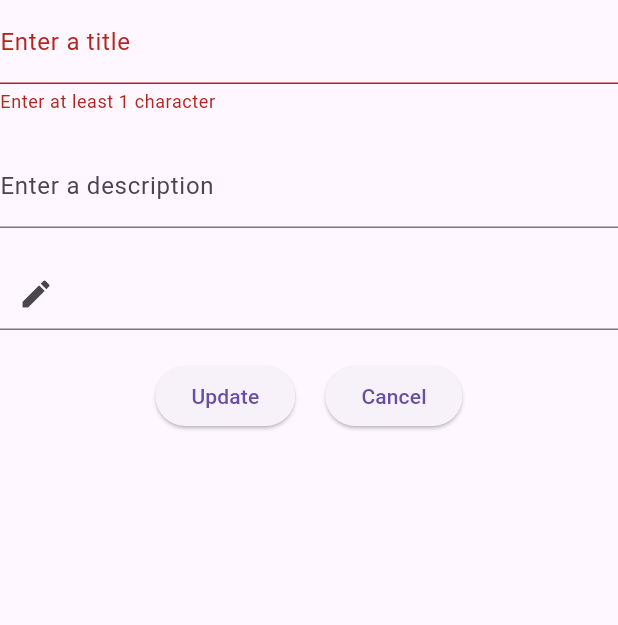
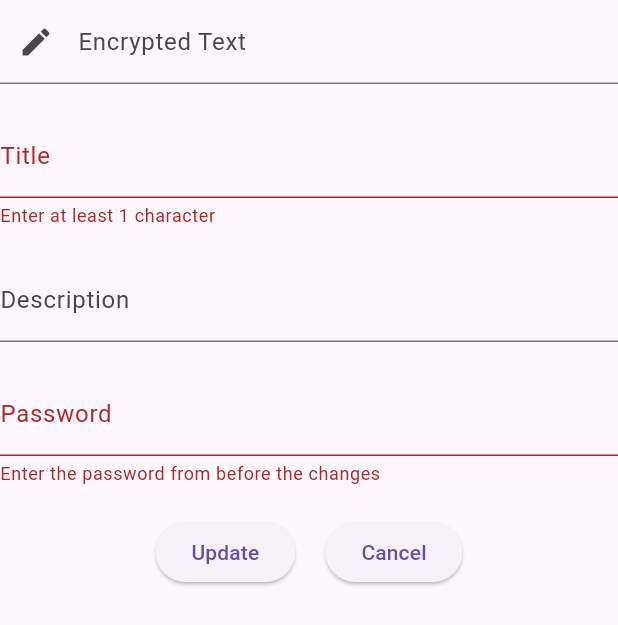
Before and after one commit to willotavio/enc-flutter, a Flutter app: the EditEncryptedText widget shown alone on an empty page, opened directly with empty values, after a tap on "Update", on a phone screen of 412 x 824 dp. Shown: the top 625 px of the screen. Run offline on Flutter 3.47's test engine with Material 3 defaults, Android fonts, the phone set to English and light mode, and no system bars; our stand-ins replace sqflite; missing offline and left inert: pointycastle; accounts and stored records are empty.

Commit message:
Add password validation in EditEncryptedText

```diff
--- a/lib/widgets/encrypted_texts/edit_encrypted_text.dart
+++ b/lib/widgets/encrypted_texts/edit_encrypted_text.dart
@@ -1,3 +1,4 @@
+import 'package:enc_flutter/services/cryptographer/cryptographer.dart';
 import 'package:enc_flutter/services/encrypted_text/encrypted_text.dart';
 import 'package:enc_flutter/services/encrypted_text/encrypted_text_service.dart';
 import 'package:enc_flutter/widgets/encryption/encrypt_text_form.dart';
@@ -12,9 +13,10 @@ class EditEncryptedText extends StatefulWidget {
 }
 
 class _EditEncryptedTextState extends State<EditEncryptedText> {
+  TextEditingController _encryptedText = TextEditingController();
   TextEditingController _title = TextEditingController();
   TextEditingController _description = TextEditingController();
-  TextEditingController _encryptedText = TextEditingController();
+  TextEditingController _password = TextEditingController();
   var _formKey = GlobalKey<FormState>();
 
   @override
@@ -36,29 +38,8 @@ class _EditEncryptedTextState extends State<EditEncryptedText> {
           mainAxisAlignment: MainAxisAlignment.center,
           children: [
             TextFormField(
-              validator: (String ? value) {
-                if(value == null || value.isEmpty) {
-                  return "Enter at least 1 character";
-                }
-                return null;
-              },
-              controller: _title,
               decoration: InputDecoration(
-                labelText: "Enter a title",
-              ),
-            ),
-            SizedBox(height: 20),
-            TextFormField(
-              controller: _description,
-              decoration: InputDecoration(
-                labelText: "Enter a description",
-              ),
-            ),
-            SizedBox(height: 20),
-            Wrap(
-              children: [
-                TextFormField(
-                  decoration: InputDecoration(
+                labelText: "Encrypted Text",
                 prefixIcon: IconButton(
                   onPressed: () {
                     showDialog(
@@ -87,7 +68,39 @@ class _EditEncryptedTextState extends State<EditEncryptedText> {
               controller: _encryptedText,
               readOnly: true,
             ),
-              ],
+            SizedBox(height: 20,),
+            TextFormField(
+              validator: (String ? value) {
+                if(value == null || value.isEmpty) {
+                  return "Enter at least 1 character";
+                }
+                return null;
+              },
+              controller: _title,
+              decoration: InputDecoration(
+                labelText: "Title",
+              ),
+            ),
+            SizedBox(height: 20),
+            TextFormField(
+              controller: _description,
+              decoration: InputDecoration(
+                labelText: "Description",
+              ),
+            ),
+            SizedBox(height: 20),
+            TextFormField(
+              validator: (String? value) {
+                if(value != null && value.isEmpty) {
+                  return "Enter the password from before the changes";
+                }
+                return null;
+              },
+              controller: _password,
+              decoration: InputDecoration(
+                label: Text("Password"),
+              ),
+              obscureText: true,
             ),
             SizedBox(height: 20,),
             Wrap(
@@ -97,6 +110,9 @@ class _EditEncryptedTextState extends State<EditEncryptedText> {
                 ElevatedButton(
                   onPressed: () async {
                     if(_formKey.currentState!.validate()) {
+                      // try to decrypt with provided password before update
+                      final decryptionResult = Cryptographer.decrypt(widget.encryptedText.encryptedText.split(" | ")[0], widget.encryptedText.encryptedText.split(" | ")[1], _password.text);
+                      if(decryptionResult.$1) {
                         bool result = await EncryptedTextService.updateEncryptedText(widget.encryptedText.id, _title.text, _description.text, _encryptedText.text);
                         if(result) {
                           if(widget.onUpdateEncryptedText != null) {
@@ -111,6 +127,17 @@ class _EditEncryptedTextState extends State<EditEncryptedText> {
                             ),
                           );
                           Navigator.of(context).pop();
+                        }
+                      }
+                      else {
+                        ScaffoldMessenger.of(context).showSnackBar(
+                          SnackBar(
+                            content: Text("Password is incorrect (|-v-)/"),
+                            duration: Duration(seconds: 1),
+                            dismissDirection: DismissDirection.horizontal,
+                            showCloseIcon: true,
+                          ),
+                        );
                       }
                     }
                   },
--- a/lib/widgets/encrypted_texts/encrypted_texts_list.dart
+++ b/lib/widgets/encrypted_texts/encrypted_texts_list.dart
@@ -104,10 +104,12 @@ class _EncryptedTextsListState extends State<EncryptedTextsList>{
                                     child: Padding(
                                       padding: const EdgeInsets.all(40.0),
                                       child: Container(
-                                        height: 300,
-                                        child: EditEncryptedText(encryptedText: snapshot.data![index], onUpdateEncryptedText: () {
-                                          setState(() {});
-                                        }),
+                                        height: 500,
+                                        child: Center(
+                                          child: EditEncryptedText(encryptedText: snapshot.data![index], onUpdateEncryptedText: () {
+                                            setState(() {});
+                                          }),
+                                        ),
                                       ),
                                     ),
                                   );
```
Lines whose indentation alone changed are shown as unchanged.
